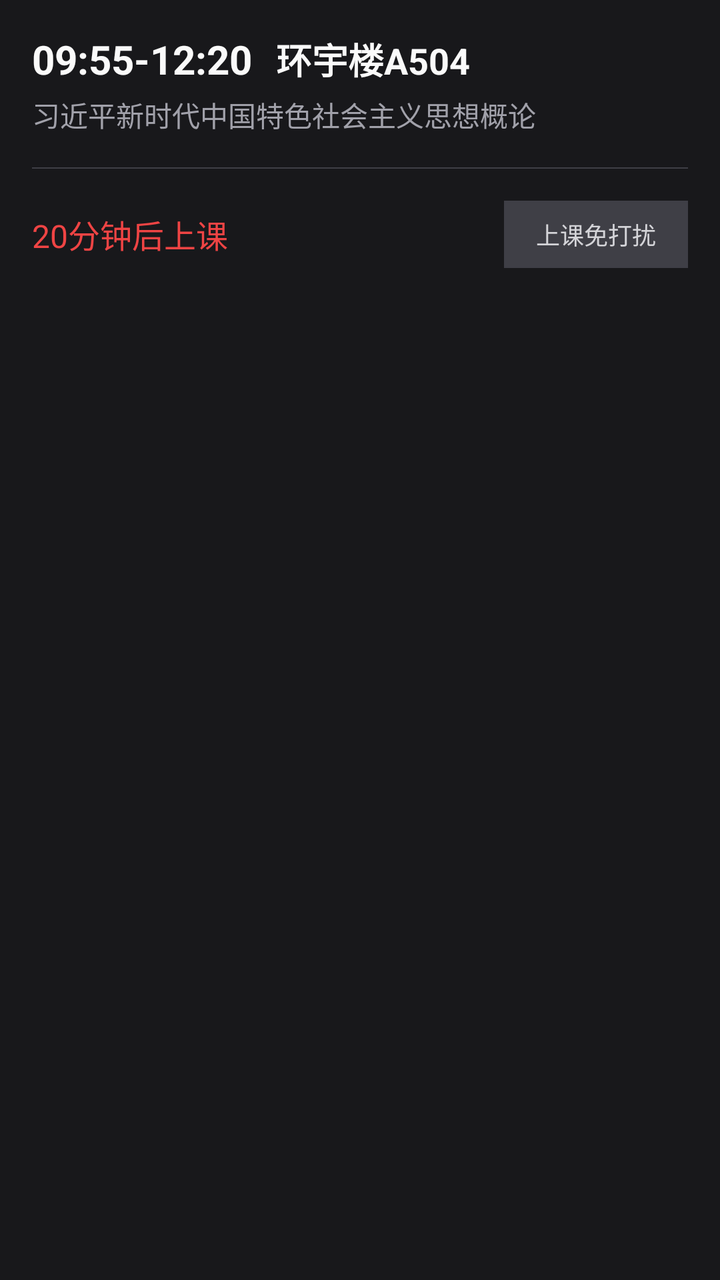
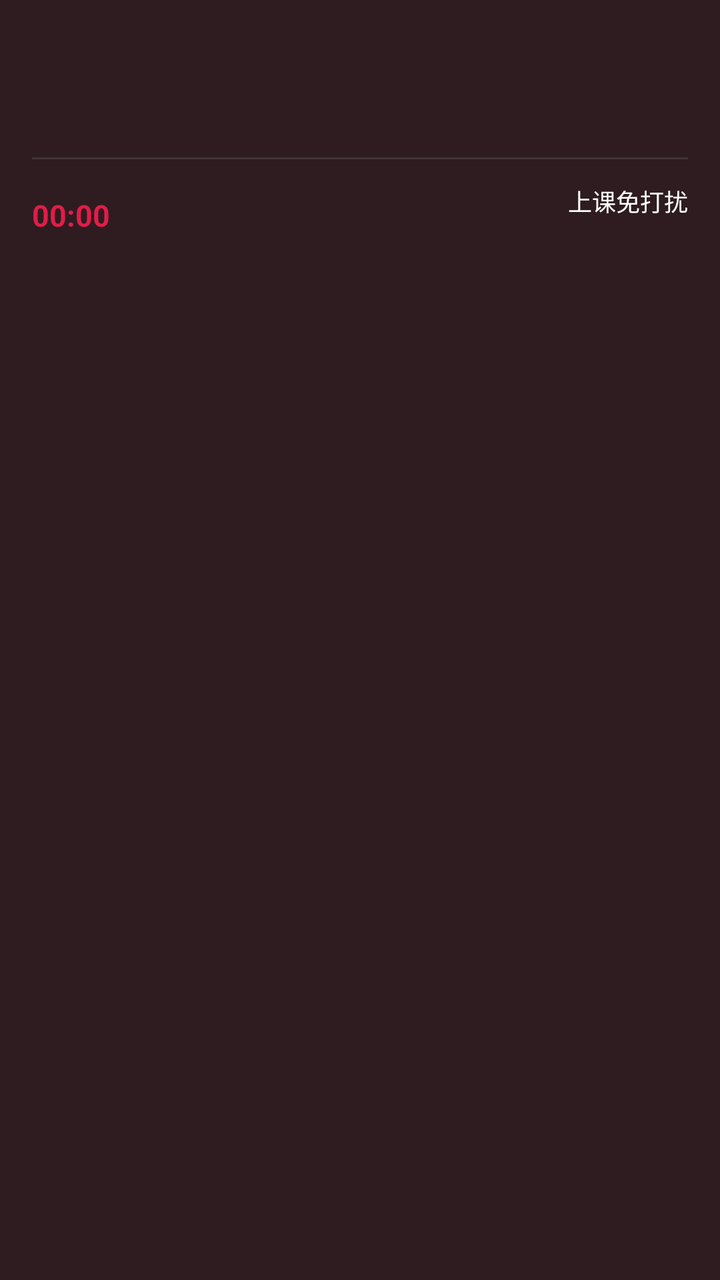

Two renders of the same Android screen: before a commit and after it. Below are the layout's source before the change and the commit's diff.
<!-- AndroidManifest.xml: application theme Theme.SimpleSchedule -->
<!-- res/layout/notification_course.xml -->
<?xml version="1.0" encoding="utf-8"?>
<LinearLayout xmlns:android="http://schemas.android.com/apk/res/android"
    android:layout_width="match_parent"
    android:layout_height="wrap_content"
    android:background="#18181B"
    android:orientation="vertical"
    android:padding="16dp">

    <LinearLayout
        android:layout_width="match_parent"
        android:layout_height="wrap_content"
        android:orientation="horizontal"
        android:baselineAligned="true">
        <TextView
            android:id="@+id/tv_time"
            android:layout_width="wrap_content"
            android:layout_height="wrap_content"
            android:text="09:55-12:20"
            android:textColor="#FAFAFA"
            android:textSize="20sp"
            android:textStyle="bold" />
        <TextView
            android:id="@+id/tv_location"
            android:layout_width="wrap_content"
            android:layout_height="wrap_content"
            android:layout_marginStart="12dp"
            android:text="环宇楼A504"
            android:textColor="#FAFAFA"
            android:textSize="18sp"
            android:textStyle="bold" />
    </LinearLayout>

    <TextView
        android:id="@+id/tv_course_name"
        android:layout_width="wrap_content"
        android:layout_height="wrap_content"
        android:layout_marginTop="4dp"
        android:text="习近平新时代中国特色社会主义思想概论"
        android:textColor="#A1A1AA"
        android:textSize="14sp" />

    <ImageView
        android:layout_width="match_parent"
        android:layout_height="0.5dp"
        android:layout_marginTop="16dp"
        android:layout_marginBottom="16dp"
        android:background="#3F3F46" />

    <RelativeLayout
        android:layout_width="match_parent"
        android:layout_height="wrap_content">
        <TextView
            android:id="@+id/tv_countdown"
            android:layout_width="wrap_content"
            android:layout_height="wrap_content"
            android:layout_centerVertical="true"
            android:text="20分钟后上课"
            android:textColor="#EF4444"
            android:textSize="16sp" />
        <TextView
            android:layout_width="wrap_content"
            android:layout_height="wrap_content"
            android:layout_alignParentEnd="true"
            android:layout_centerVertical="true"
            android:background="#3F3F46"
            android:paddingHorizontal="16dp"
            android:paddingVertical="8dp"
            android:text="上课免打扰"
            android:textColor="#D4D4D8"
            android:textSize="12sp" />
    </RelativeLayout>
</LinearLayout>
<!-- resources referenced by this layout -->
<resources>
  <style name="Theme.SimpleSchedule" parent="android:Theme.Material.Light.NoActionBar" />
</resources>

<!-- the commit's change to res/layout/notification_course.xml (unified diff, before → after) -->
@@ -1,72 +1,79 @@
 <?xml version="1.0" encoding="utf-8"?>
 <LinearLayout xmlns:android="http://schemas.android.com/apk/res/android"
+    xmlns:tools="http://schemas.android.com/tools"
     android:layout_width="match_parent"
     android:layout_height="wrap_content"
-    android:background="#18181B"
+    android:background="#2E1C21"
     android:orientation="vertical"
-    android:padding="16dp">
+    android:padding="16dp"
+    tools:ignore="HardcodedText">
 
     <LinearLayout
         android:layout_width="match_parent"
         android:layout_height="wrap_content"
         android:orientation="horizontal"
-        android:baselineAligned="true">
+        android:gravity="center_vertical">
+
         <TextView
             android:id="@+id/tv_time"
             android:layout_width="wrap_content"
             android:layout_height="wrap_content"
-            android:text="09:55-12:20"
-            android:textColor="#FAFAFA"
+            android:textColor="#FFFFFF"
             android:textSize="20sp"
             android:textStyle="bold" />
+
         <TextView
             android:id="@+id/tv_location"
             android:layout_width="wrap_content"
             android:layout_height="wrap_content"
             android:layout_marginStart="12dp"
-            android:text="环宇楼A504"
-            android:textColor="#FAFAFA"
+            android:textColor="#FFFFFF"
             android:textSize="18sp"
             android:textStyle="bold" />
     </LinearLayout>
 
     <TextView
         android:id="@+id/tv_course_name"
-        android:layout_width="wrap_content"
+        android:layout_width="match_parent"
         android:layout_height="wrap_content"
-        android:layout_marginTop="4dp"
-        android:text="习近平新时代中国特色社会主义思想概论"
-        android:textColor="#A1A1AA"
-        android:textSize="14sp" />
+        android:layout_marginTop="6dp"
+        android:textColor="#B3FFFFFF"
+        android:textSize="13sp"
+        android:maxLines="2"
+        android:ellipsize="end" />
 
-    <ImageView
+    
+    <FrameLayout
         android:layout_width="match_parent"
-        android:layout_height="0.5dp"
-        android:layout_marginTop="16dp"
-        android:layout_marginBottom="16dp"
-        android:background="#3F3F46" />
+        android:layout_height="1dp"
+        android:layout_marginTop="12dp"
+        android:layout_marginBottom="12dp"
+        android:background="#1AFFFFFF" />
 
     <RelativeLayout
         android:layout_width="match_parent"
         android:layout_height="wrap_content">
-        <TextView
-            android:id="@+id/tv_countdown"
+
+        <Chronometer
+            android:id="@+id/chronometer"
             android:layout_width="wrap_content"
             android:layout_height="wrap_content"
             android:layout_centerVertical="true"
-            android:text="20分钟后上课"
-            android:textColor="#EF4444"
-            android:textSize="16sp" />
-        <TextView
+            android:textColor="#E11D48"
+            android:textSize="15sp"
+            android:textStyle="bold" />
+
+        
+        <Button
+            android:id="@+id/btn_mute"
             android:layout_width="wrap_content"
-            android:layout_height="wrap_content"
+            android:layout_height="32dp"
             android:layout_alignParentEnd="true"
             android:layout_centerVertical="true"
-            android:background="#3F3F46"
-            android:paddingHorizontal="16dp"
-            android:paddingVertical="8dp"
+            android:backgroundTint="#40FFFFFF"
             android:text="上课免打扰"
-            android:textColor="#D4D4D8"
-            android:textSize="12sp" />
+            android:textColor="#FFFFFF"
+            android:textSize="12sp"
+            tools:ignore="TouchTargetSizeCheck" />
     </RelativeLayout>
 </LinearLayout>
